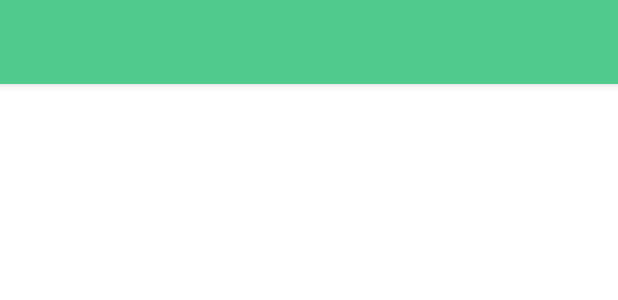
After one commit to afshanaffu26/Flavours_Android, an Android app: the layout activity_item_description.xml on its own in the app's theme, with its tools: preview values and no code run, on a phone screen of 412 x 824 dp. The commit adds this screen. Shown: the top 300 px of the screen. Run offline under Robolectric (Android 15) with nearby library versions, the phone set to English and light mode, and no system bars.

Commit message:
Adding Item details screen and navigation on click of a food item

```diff
--- a/app/src/main/AndroidManifest.xml
+++ b/app/src/main/AndroidManifest.xml
@@ -9,7 +9,9 @@
         android:roundIcon="@mipmap/ic_launcher_round"
         android:supportsRtl="true"
         android:theme="@style/AppTheme">
-        <activity android:name=".FaqActivity"></activity>
+        <activity android:name=".ItemDescriptionActivity"></activity>
+        <activity android:name=".CartActivity" />
+        <activity android:name=".FaqActivity" />
         <activity android:name=".ContactActivity" />
         <activity android:name=".HelpActivity" />
         <activity android:name=".TermsActivity" />
--- /dev/null
+++ b/app/src/main/res/layout/activity_item_description.xml
@@ -0,0 +1,14 @@
+<?xml version="1.0" encoding="utf-8"?>
+<LinearLayout xmlns:android="http://schemas.android.com/apk/res/android"
+    xmlns:app="http://schemas.android.com/apk/res-auto"
+    xmlns:tools="http://schemas.android.com/tools"
+    android:layout_width="match_parent"
+    android:layout_height="match_parent"
+    android:orientation="vertical"
+    android:background="@color/colorWhite"
+    tools:context=".ItemDescriptionActivity">
+    <include
+        android:id="@+id/toolbar"
+        layout="@layout/toolbar" />
+
+</LinearLayout>
--- a/app/src/main/res/layout/fragment_home.xml
+++ b/app/src/main/res/layout/fragment_home.xml
@@ -226,6 +226,7 @@
                     android:orientation="vertical">
 
                     <LinearLayout
+                        android:id="@+id/item1"
                         android:layout_width="match_parent"
                         android:layout_height="100dp"
                         android:orientation="horizontal">
@@ -249,6 +250,7 @@
 
                     </LinearLayout>
                     <LinearLayout
+                        android:id="@+id/item2"
                         android:layout_width="match_parent"
                         android:layout_height="100dp"
                         android:orientation="horizontal">
@@ -272,6 +274,7 @@
 
                     </LinearLayout>
                     <LinearLayout
+                        android:id="@+id/item3"
                         android:layout_width="match_parent"
                         android:layout_height="100dp"
                         android:orientation="horizontal">
```
Also changed, not shown: app/src/main/java/com/example/flavours/CartActivity.java (added, +14 -0 lines), app/src/main/java/com/example/flavours/HomeFragment.java (+35 -2 lines), app/src/main/java/com/example/flavours/ItemDescriptionActivity.java (added, +19 -0 lines), app/src/main/res/layout/activity_cart.xml (added, +9 -0 lines).
